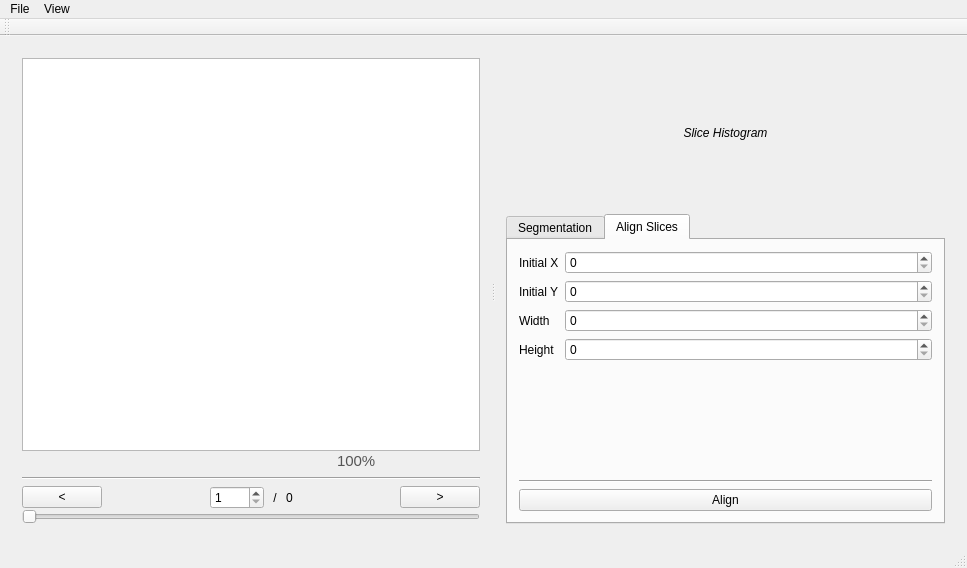
The window that mainwindow.ui (prsousa/TomSeg) describes before a commit, drawn with Qt 5.
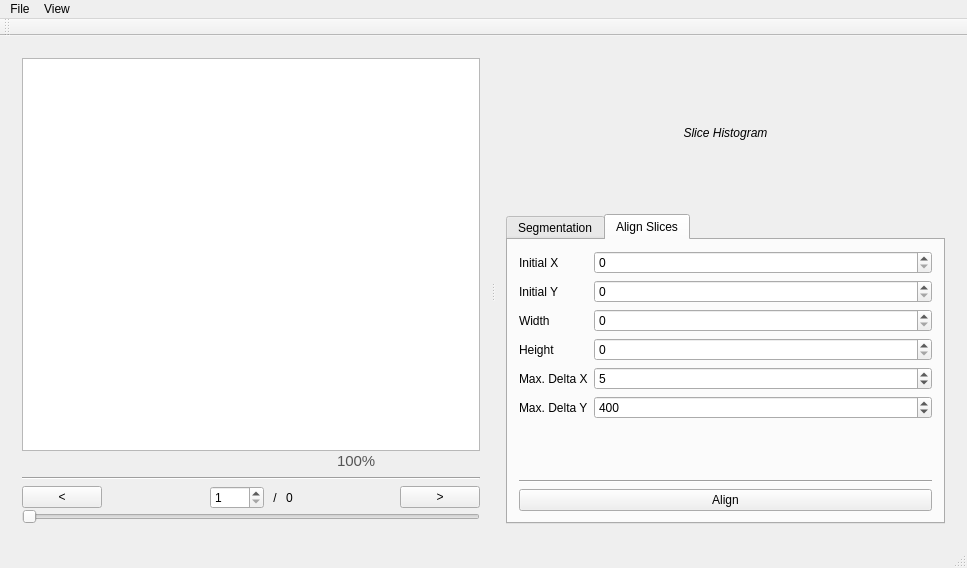
The same window after the commit. The open tabs and pages were chosen to show the change. Icons and pictures are not drawn.

Commit message: Add possibility to set a max X and Y delta to Aligner

The edit to the form file:
```diff
--- a/mainwindow.ui
+++ b/mainwindow.ui
@@ -578,6 +578,46 @@
                 </property>
                </widget>
               </item>
+              <item row="4" column="0">
+               <widget class="QLabel" name="label_9">
+                <property name="text">
+                 <string>Max. Delta X</string>
+                </property>
+               </widget>
+              </item>
+              <item row="5" column="0">
+               <widget class="QLabel" name="label_10">
+                <property name="text">
+                 <string>Max. Delta Y</string>
+                </property>
+               </widget>
+              </item>
+              <item row="4" column="1">
+               <widget class="QSpinBox" name="referenceAreaMaxDeltaXSpinBox">
+                <property name="maximum">
+                 <number>1000</number>
+                </property>
+                <property name="singleStep">
+                 <number>5</number>
+                </property>
+                <property name="value">
+                 <number>5</number>
+                </property>
+               </widget>
+              </item>
+              <item row="5" column="1">
+               <widget class="QSpinBox" name="referenceAreaMaxDeltaYSpinBox">
+                <property name="maximum">
+                 <number>1000</number>
+                </property>
+                <property name="singleStep">
+                 <number>50</number>
+                </property>
+                <property name="value">
+                 <number>400</number>
+                </property>
+               </widget>
+              </item>
              </layout>
             </item>
             <item>
```
The commit also changes 5 other files.
